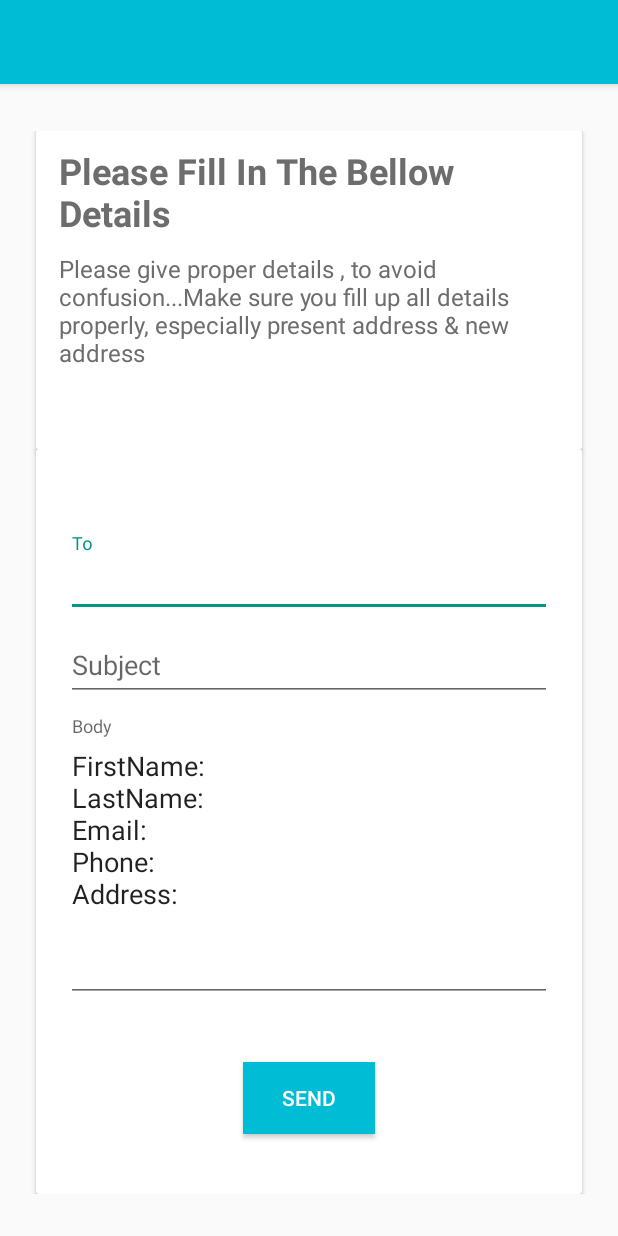
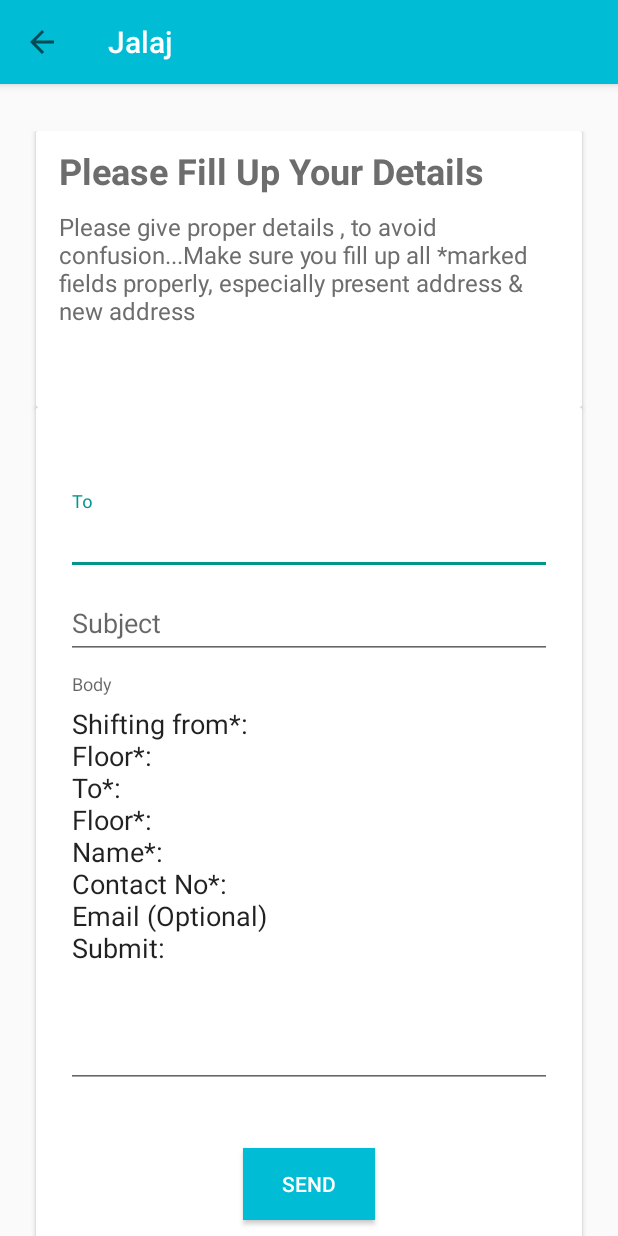
Before and after one commit to webmasteraxe/Send_It, an Android app: the screen it shows after launch (RequestActivity), in the side drawer, after a tap on "Request Quote", on a phone screen of 412 x 824 dp. Run offline under Robolectric (Android 15) with nearby library versions, the phone set to English and light mode, and no system bars.

Commit message:
initial commit

```diff
--- a/app/src/main/java/com/manojz/send_it/MainActivity.java
+++ b/app/src/main/java/com/manojz/send_it/MainActivity.java
@@ -146,11 +146,4 @@ public class MainActivity extends AppCompatActivity {
             }
         }, 800);
     }
-
-    @Override
-    public boolean onCreateOptionsMenu(Menu menu) {
-        // Inflate the menu; this adds items to the action bar if it is present.
-        getMenuInflater().inflate(R.menu.drawer, menu);
-        return true;
-    }
 }
--- a/app/src/main/java/com/manojz/send_it/RequestActivity.java
+++ b/app/src/main/java/com/manojz/send_it/RequestActivity.java
@@ -12,13 +12,15 @@ import android.widget.EditText;
 
 import com.manojz.send_it.R;
 
+import java.util.Collections;
+
 /**
  * Created by amungara on 1/28/2016.
  */
 public class RequestActivity extends AppCompatActivity {
     EditText to,subject,body;
-    Toolbar toolbar;
     Button button;
+
 
     @Override
     protected void onCreate(Bundle savedInstanceState){
@@ -27,13 +29,19 @@ public class RequestActivity extends AppCompatActivity {
         to = (EditText)findViewById(R.id.input_email);
         subject = (EditText)findViewById(R.id.input_subject);
         body = (EditText)findViewById(R.id.input_body);
-        body.setText("FirstName:  \nLastName:   \nEmail:  \nPhone:  \nAddress:  ");
+        body.setText("Shifting from*:  \n" +
+                "Floor*: \n" +
+                "To*: \n" +
+                "Floor*:\n" +
+                "Name*:\n" +
+                "Contact No*:\n" +
+                "Email (Optional)\n" +
+                "Submit:\n  ");
+        setSupportActionBar((Toolbar) findViewById(R.id.toolbar_req));
+        if (Build.VERSION.SDK_INT >= 21)
+            getWindow().setStatusBarColor(getResources().getColor(R.color.colorPrimary));
+        getSupportActionBar().setDisplayHomeAsUpEnabled(true);
         button = (Button)findViewById(R.id.btn_send);
-
-        if (Build.VERSION.SDK_INT >= 21)
-            getWindow().setStatusBarColor(getResources().getColor(R.color.colorPrimaryDark));
-
-
         button.setOnClickListener(new View.OnClickListener() {
 
             @Override
@@ -57,7 +65,9 @@ public class RequestActivity extends AppCompatActivity {
 
             }
         });
+
     }
+
 
     @Override
     public boolean onOptionsItemSelected(MenuItem item) {
--- a/app/src/main/res/layout/activity_main.xml
+++ b/app/src/main/res/layout/activity_main.xml
@@ -47,7 +47,7 @@
                 android:layout_height="match_parent"
                 android:fitsSystemWindows="true"
                 android:scaleType="centerCrop"
-                android:src="@color/colorPrimary"
+                android:src="@drawable/logo"
                 app:layout_collapseMode="parallax" />
 
             <LinearLayout
@@ -79,7 +79,7 @@
         android:id="@+id/main_navigationview"
         android:layout_width="wrap_content"
         android:layout_height="match_parent"
-        android:layout_marginTop="75dp"
+        android:layout_marginTop="?attr/actionBarSize"
         android:layout_gravity="start"
         android:fitsSystemWindows="true"
         app:headerLayout="@layout/drawer_header"
--- a/app/src/main/res/layout/frag_main.xml
+++ b/app/src/main/res/layout/frag_main.xml
@@ -2,16 +2,18 @@
 <android.support.design.widget.CoordinatorLayout
     xmlns:android="http://schemas.android.com/apk/res/android"
     xmlns:app="http://schemas.android.com/apk/res-auto"
+    android:id="@+id/reqLayout"
     android:layout_width="match_parent"
     android:layout_height="match_parent">
     <android.support.v7.widget.Toolbar
-        android:id="@+id/toolbar_apply"
+        android:id="@+id/toolbar_req"
         android:layout_width="match_parent"
         android:layout_height="?attr/actionBarSize"
         android:background="@color/colorPrimary"
+        app:titleTextColor="@color/card1_bg"
         android:elevation="4dp"
-        android:theme="@style/ThemeOverlay.AppCompat.Dark.ActionBar"
-        xmlns:android="http://schemas.android.com/apk/res/android" />
+        android:theme="@style/MyMaterialTheme"
+        />
 
 <android.support.v4.widget.NestedScrollView xmlns:android="http://schemas.android.com/apk/res/android"
     xmlns:app="http://schemas.android.com/apk/res-auto"
--- a/app/src/main/res/layout/main_cards.xml
+++ b/app/src/main/res/layout/main_cards.xml
@@ -5,6 +5,7 @@
     android:layout_height="wrap_content"
     android:layout_gravity="fill_vertical"
     android:layout_marginTop="15dp"
+    android:overScrollMode="always"
     app:layout_behavior="@string/appbar_scrolling_view_behavior">
 
     <LinearLayout
--- a/app/src/main/res/values-v21/cards.xml
+++ b/app/src/main/res/values-v21/cards.xml
@@ -9,10 +9,10 @@
         <bool name="card1_visible">true</bool> <!--set false to hide card-->
 
         <!--Card1 content-->
-        <string name="card1_title">Welcome to Jalaj</string>
-        <string name="card1_desc">Jalaj is an packing &amp; exporting company. We take better care of your belonging , when you are moving from your old to new location :) </string>
-        <string name="card1_button"></string>
-        <string name="card1_link"></string>
+        <string name="card1_title">Jalaj Cargo, Packers &amp; Movers</string>
+        <string name="card1_desc"><b>Welcome</b>,Jalaj Cargo, Packers &amp; Movers is a recognized logistics company, with a vision to deliver excellent services in packing and moving segments. While relocation, the only thought that worries you the most is the safety and care of your valuable belongings. We understand your emotions which are attached with your goods and thus, render you the most affordable, expert packing and transporting services. :) </string>
+        <string name="card1_button">Find us on FB</string>
+        <string name="card1_link">https://www.facebook.com/JALAJPACKERS/?ref=hl</string>
 
         <!--Card1 colors-->
         <color name="card1_title">#6d6d6d</color>
@@ -27,8 +27,8 @@
         <bool name="card2_visible">false</bool><!--set false to hide card-->
 
         <!--Card2 Content-->
-        <string name="card2_title">Please Fill In The Bellow Details</string>
-        <string name="card2_desc">Please give proper details , to avoid confusion...Make sure you fill up all details properly, especially present address &amp; new address </string>
+        <string name="card2_title">Please Fill Up Your Details</string>
+        <string name="card2_desc">Please give proper details , to avoid confusion...Make sure you fill up all *marked fields properly,<br/> especially present address &amp; new address </string>
         <string name="card2_button"></string>
         <string name="card2_link"></string>
 
--- a/app/src/main/res/values/styles.xml
+++ b/app/src/main/res/values/styles.xml
@@ -10,6 +10,12 @@
         <item name="colorPrimary">@color/colorPrimary</item>
         <item name="colorPrimaryDark">@color/colorPrimaryDark</item>
         <item name="colorAccent">@color/colorAccent</item>
+        <item name="drawerArrowStyle">@style/DrawerArrowStyle</item>
+    </style>
+
+    <style name="DrawerArrowStyle" parent="Widget.AppCompat.DrawerArrowToggle">
+        <item name="spinBars">true</item>
+        <item name="color">@android:color/white</item>
     </style>
 
     <style name="MyMaterialTheme.Request" parent="MyMaterialTheme">
```
Also changed, not shown: app/src/main/res/drawable/logo.jpg (added).
